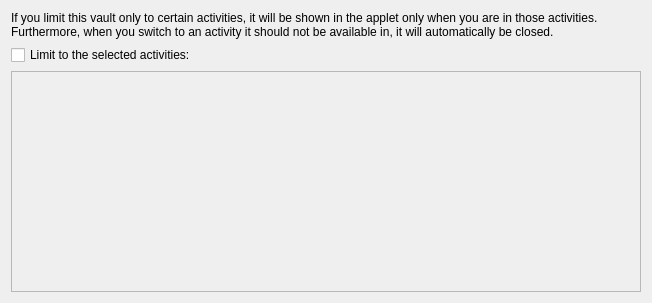
This is kded/ui/activitieslinkingwidget.ui in KDE/plasma-vault as Qt 5 draws it before an edit. The edited form follows.
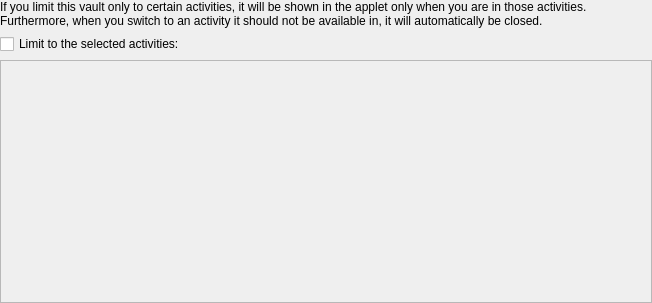
This is the edited form.

What changed in the file:
```diff
--- a/kded/ui/activitieslinkingwidget.ui
+++ b/kded/ui/activitieslinkingwidget.ui
@@ -11,6 +11,18 @@
    </rect>
   </property>
   <layout class="QVBoxLayout" name="verticalLayout">
+   <property name="leftMargin">
+    <number>0</number>
+   </property>
+   <property name="topMargin">
+    <number>0</number>
+   </property>
+   <property name="rightMargin">
+    <number>0</number>
+   </property>
+   <property name="bottomMargin">
+    <number>0</number>
+   </property>
    <item>
     <widget class="QLabel" name="label">
      <property name="text">
```
